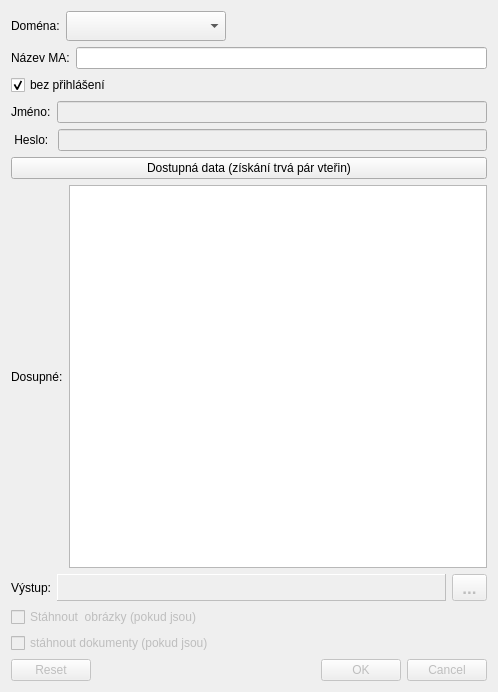
First picture: the form in download_data_dialog_base.ui, repository geosense/DownloadData, before the edit.
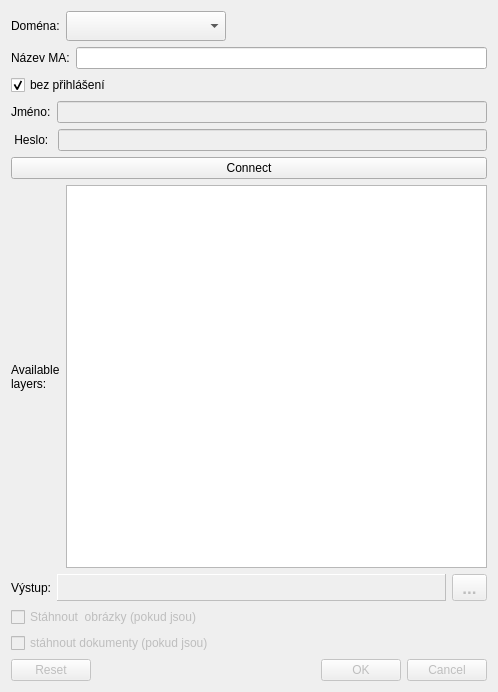
Second picture: the form after the edit.

Patch:
```diff
--- a/download_data_dialog_base.ui
+++ b/download_data_dialog_base.ui
@@ -187,7 +187,7 @@
       </sizepolicy>
      </property>
      <property name="text">
-      <string>Dostupná data (získání trvá pár vteřin)</string>
+      <string>Connect</string>
      </property>
     </widget>
    </item>
@@ -196,7 +196,8 @@
      <item>
       <widget class="QLabel" name="label_4">
        <property name="text">
-        <string>Dosupné:</string>
+        <string>Available
+layers:</string>
        </property>
       </widget>
      </item>
```
Left out of the diff: 12 changed lines with no effect on the pictures.
